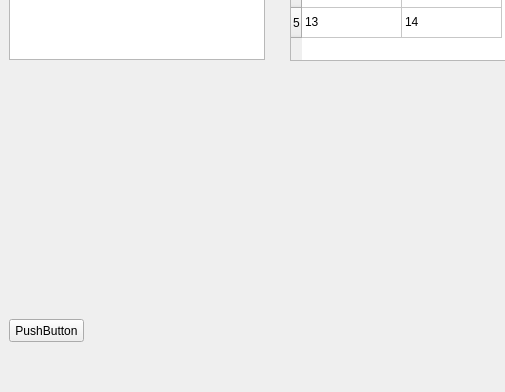
Qt form ui/test.ui (Meller008/CRM-Avi) before a commit; both pictures show x 0 to 505 and y 141 to 533 of the 952 by 533 pixel window.
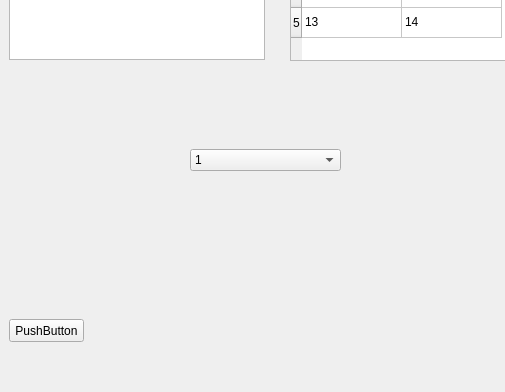
The same form after that commit.

Diff of the .ui file:
```diff
--- a/ui/test.ui
+++ b/ui/test.ui
@@ -208,6 +208,26 @@
      </item>
     </layout>
    </widget>
+   <widget class="QComboBox" name="comboBox">
+    <property name="geometry">
+     <rect>
+      <x>190</x>
+      <y>290</y>
+      <width>151</width>
+      <height>22</height>
+     </rect>
+    </property>
+    <item>
+     <property name="text">
+      <string>1</string>
+     </property>
+    </item>
+    <item>
+     <property name="text">
+      <string>2</string>
+     </property>
+    </item>
+   </widget>
   </widget>
   <widget class="QMenuBar" name="menubar">
    <property name="geometry">
```
Left out of the diff: 21 changed lines with no effect on the pictures.
